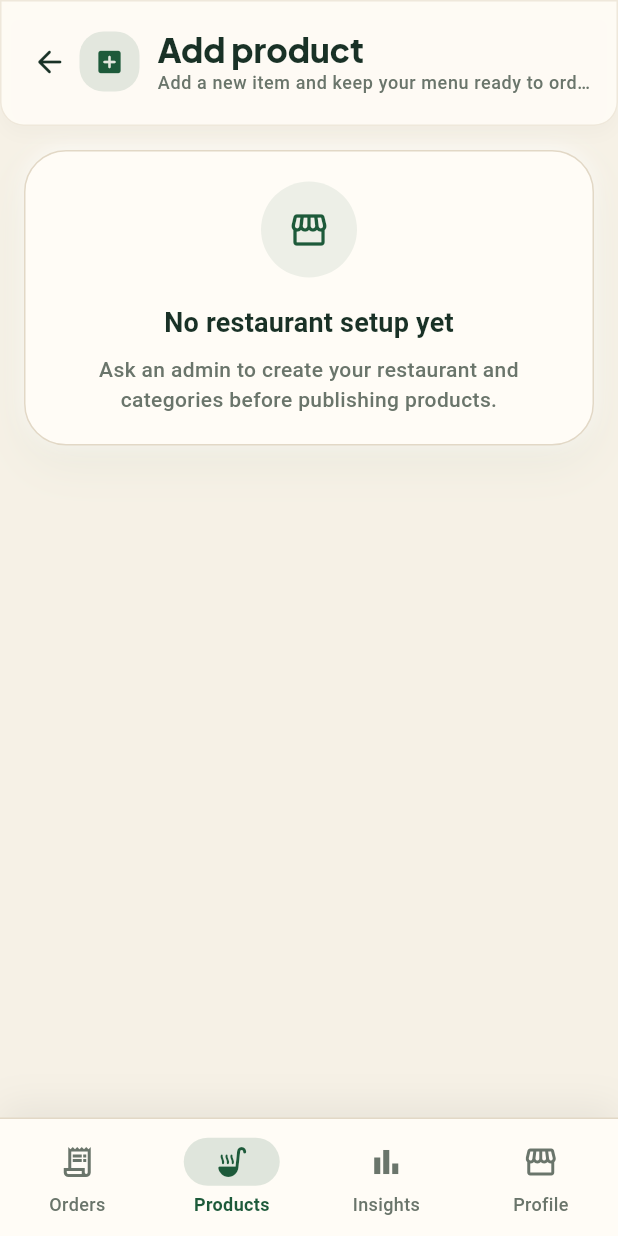
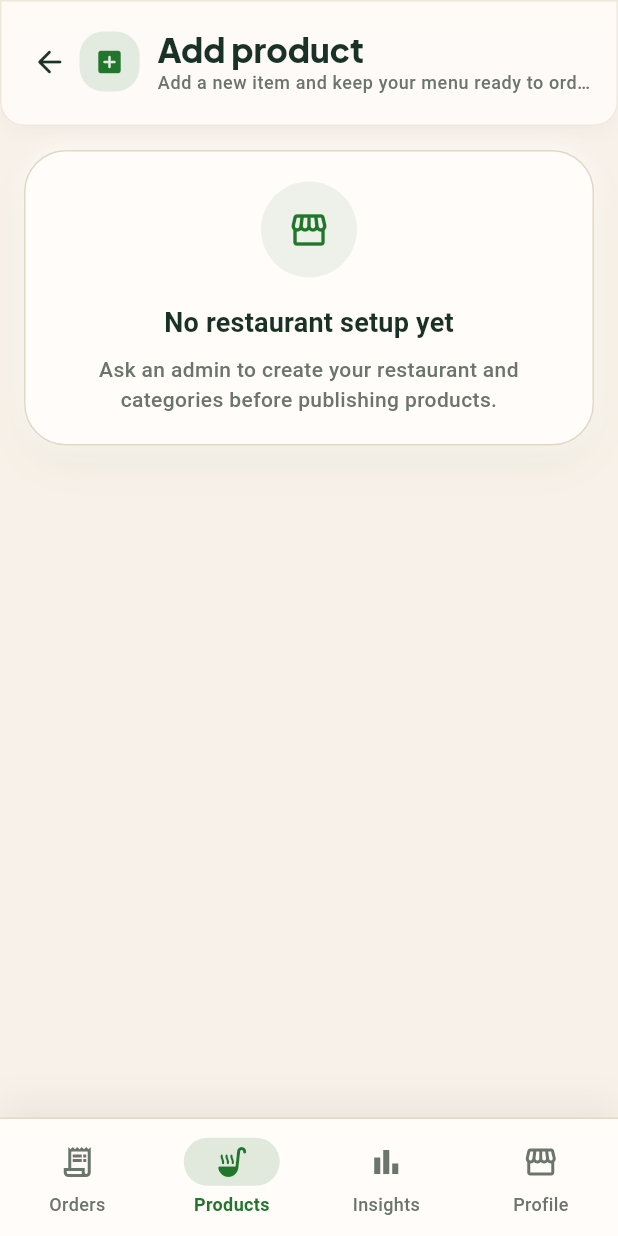
Before and after one commit to Meadowsssss/luqmah, a Flutter app: the VendorProductFormPage screen opened by its route, on a phone screen of 412 x 824 dp. Run offline on Flutter 3.47's test engine with Material 3 defaults, Android fonts, the phone set to English and light mode, and no system bars; our stand-ins replace firebase_auth, firebase_core, firebase_messaging, flutter_riverpod, go_router, google_fonts and 2 more; accounts and stored records are empty; network calls fail.

Commit message:
vendor page edit

```diff
--- a/lib/app/theme/luqmah_theme.dart
+++ b/lib/app/theme/luqmah_theme.dart
@@ -1,11 +1,11 @@
 import 'package:flutter/material.dart';
 
 class AppColors {
-  static const primary = Color(0xFF1D5A3A);
+  static const primary = Color(0xFF21762C);
   static const primaryAlt = Color(0xFF2C6B46);
   static const accent = Color(0xFF3D7D56);
-  static const background = Color(0xFFF6F1E6);
-  static const surface = Color(0xFFFFFCF6);
+  static const background = Color(0xFFF8F1E9);
+  static const surface = Color(0xFFFFFCF9);
   static const surfaceAlt = Color(0xFFEEE7D7);
   static const strongText = Color(0xFF193126);
   static const mutedText = Color(0xFF6A756B);
--- a/lib/features/vendor/presentation/vendor_product_form_page.dart
+++ b/lib/features/vendor/presentation/vendor_product_form_page.dart
@@ -419,7 +419,26 @@ class _VendorProductFormPageState extends ConsumerState<VendorProductFormPage> {
           (item) => item.id == currentRestaurantId,
           orElse: () => restaurants.first,
         );
-        final categories = selectedRestaurant.categories;
+        final derivedCategories = state.menuItems
+            .where((item) => item.restaurantId == selectedRestaurant.id)
+            .fold<Map<String, VendorRestaurantCategory>>(
+              <String, VendorRestaurantCategory>{},
+              (categoriesById, item) {
+                categoriesById.putIfAbsent(
+                  item.categoryId,
+                  () => VendorRestaurantCategory(
+                    id: item.categoryId,
+                    title: item.category,
+                  ),
+                );
+                return categoriesById;
+              },
+            )
+            .values
+            .toList(growable: false);
+        final categories = selectedRestaurant.categories.isNotEmpty
+            ? selectedRestaurant.categories
+            : derivedCategories;
         final existingImageUrl = isEditMode && !_clearExistingImage
             ? editingItem?.image ?? ''
             : '';
--- a/lib/features/vendor/presentation/vendor_products_page.dart
+++ b/lib/features/vendor/presentation/vendor_products_page.dart
@@ -201,6 +201,7 @@ class _VendorProductsPageState extends ConsumerState<VendorProductsPage> {
                           return ChoiceChip(
                             backgroundColor: Colors.transparent,
                             selectedColor: Colors.transparent,
+                            checkmarkColor: context.luqmah.primary,
                             side: BorderSide(
                               color: effectiveSelectedCategoryId == category.key
                                   ? context.luqmah.primary.withValues(alpha: 0.45)
```
Also changed, not shown: lib/features/vendor/presentation/vendor_profile_page.dart (+7 -1 lines).
